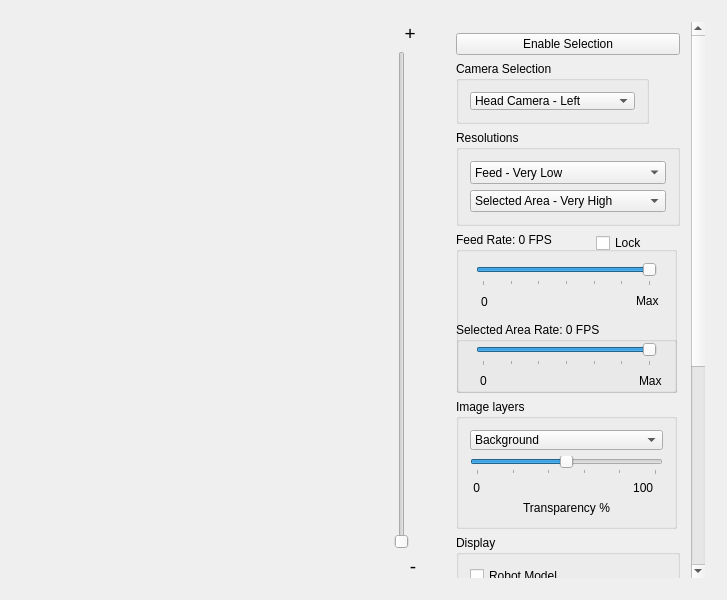
The window that vigir_ocs_camera_viewer_custom/src/ui/camera_viewer_custom_widget.ui (team-vigir/vigir_ocs_common) describes before a commit, drawn with Qt 5.
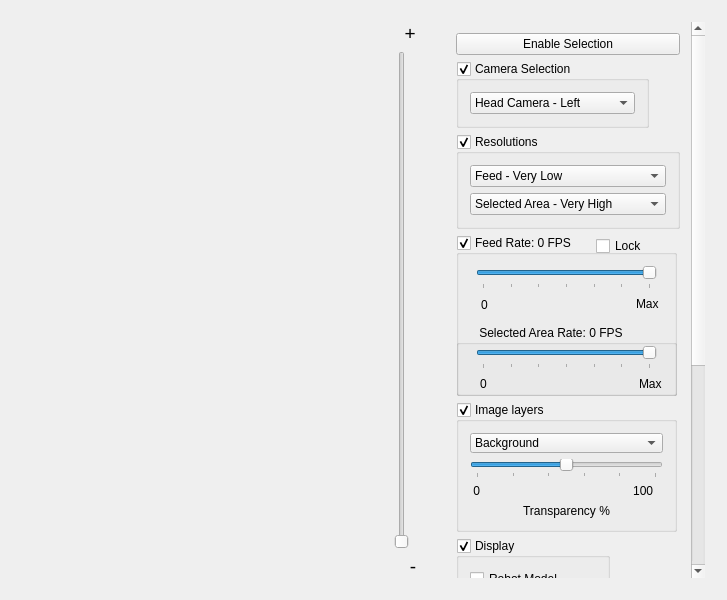
The same window after the commit. Custom widgets are drawn as their Qt base class.

Commit message: The camera viewer custom now highlights until area is actually selected

What changed in the file:
```diff
--- a/vigir_ocs_camera_viewer_custom/src/ui/camera_viewer_custom_widget.ui
+++ b/vigir_ocs_camera_viewer_custom/src/ui/camera_viewer_custom_widget.ui
@@ -147,6 +147,12 @@
            <height>895</height>
           </rect>
          </property>
+         <property name="sizePolicy">
+          <sizepolicy hsizetype="Expanding" vsizetype="Expanding">
+           <horstretch>0</horstretch>
+           <verstretch>0</verstretch>
+          </sizepolicy>
+         </property>
          <layout class="QVBoxLayout" name="verticalLayout_2">
           <item>
            <widget class="QPushButton" name="toggleButton">
@@ -159,14 +165,14 @@
            <widget class="QGroupBox" name="Selection_3">
             <property name="sizePolicy">
              <sizepolicy hsizetype="Maximum" vsizetype="Maximum">
-              <horstretch>0</horstretch>
-              <verstretch>0</verstretch>
+              <horstretch>191</horstretch>
+              <verstretch>63</verstretch>
              </sizepolicy>
             </property>
             <property name="minimumSize">
              <size>
-              <width>191</width>
-              <height>63</height>
+              <width>0</width>
+              <height>0</height>
              </size>
             </property>
             <property name="maximumSize">
@@ -181,11 +187,14 @@
             <property name="alignment">
              <set>Qt::AlignLeading|Qt::AlignLeft|Qt::AlignTop</set>
             </property>
-            <layout class="QGridLayout" name="gridLayout">
+            <property name="checkable">
+             <bool>true</bool>
+            </property>
+            <layout class="QVBoxLayout" name="verticalLayout_7">
              <property name="sizeConstraint">
               <enum>QLayout::SetMaximumSize</enum>
              </property>
-             <item row="0" column="0">
+             <item>
               <widget class="QComboBox" name="comboBox_7">
                <property name="enabled">
                 <bool>true</bool>
@@ -240,8 +249,8 @@
             </property>
             <property name="minimumSize">
              <size>
-              <width>224</width>
-              <height>96</height>
+              <width>0</width>
+              <height>0</height>
              </size>
             </property>
             <property name="maximumSize">
@@ -256,52 +265,14 @@
             <property name="alignment">
              <set>Qt::AlignLeading|Qt::AlignLeft|Qt::AlignTop</set>
             </property>
-            <layout class="QGridLayout" name="gridLayout_2">
+            <property name="checkable">
+             <bool>true</bool>
+            </property>
+            <layout class="QVBoxLayout" name="verticalLayout_6">
              <property name="sizeConstraint">
               <enum>QLayout::SetMaximumSize</enum>
              </property>
-             <item row="1" column="0">
-              <widget class="QComboBox" name="comboBox_8">
-               <property name="sizePolicy">
-                <sizepolicy hsizetype="Maximum" vsizetype="Maximum">
-                 <horstretch>0</horstretch>
-                 <verstretch>0</verstretch>
-                </sizepolicy>
-               </property>
-               <property name="maximumSize">
-                <size>
-                 <width>198</width>
-                 <height>27</height>
-                </size>
-               </property>
-               <item>
-                <property name="text">
-                 <string>Selected Area - Very High</string>
-                </property>
-               </item>
-               <item>
-                <property name="text">
-                 <string>Selected Area - High</string>
-                </property>
-               </item>
-               <item>
-                <property name="text">
-                 <string>Selected Area - Medium</string>
-                </property>
-               </item>
-               <item>
-                <property name="text">
-                 <string>Selected Area - Low</string>
-                </property>
-               </item>
-               <item>
-                <property name="text">
-                 <string>Selected Area - Very Low</string>
-                </property>
-               </item>
-              </widget>
-             </item>
-             <item row="0" column="0">
+             <item>
               <widget class="QComboBox" name="comboBox_9">
                <property name="sizePolicy">
                 <sizepolicy hsizetype="Maximum" vsizetype="Maximum">
@@ -345,6 +316,47 @@
                </item>
               </widget>
              </item>
+             <item>
+              <widget class="QComboBox" name="comboBox_8">
+               <property name="sizePolicy">
+                <sizepolicy hsizetype="Maximum" vsizetype="Maximum">
+                 <horstretch>0</horstretch>
+                 <verstretch>0</verstretch>
+                </sizepolicy>
+               </property>
+               <property name="maximumSize">
+                <size>
+                 <width>198</width>
+                 <height>27</height>
+                </size>
+               </property>
+               <item>
+                <property name="text">
+                 <string>Selected Area - Very High</string>
+                </property>
+               </item>
+               <item>
+                <property name="text">
+                 <string>Selected Area - High</string>
+                </property>
+               </item>
+               <item>
+                <property name="text">
+                 <string>Selected Area - Medium</string>
+                </property>
+               </item>
+               <item>
+                <property name="text">
+                 <string>Selected Area - Low</string>
+                </property>
+               </item>
+               <item>
+                <property name="text">
+                 <string>Selected Area - Very Low</string>
+                </property>
+               </item>
+              </widget>
+             </item>
             </layout>
            </widget>
           </item>
@@ -358,7 +370,7 @@
             </property>
             <property name="minimumSize">
              <size>
-              <width>221</width>
+              <width>0</width>
               <height>161</height>
              </size>
             </property>
@@ -374,6 +386,9 @@
             <property name="alignment">
              <set>Qt::AlignLeading|Qt::AlignLeft|Qt::AlignTop</set>
             </property>
+            <property name="checkable">
+             <bool>true</bool>
+            </property>
             <widget class="QSlider" name="horizontalSlider_2">
              <property name="geometry">
               <rect>
@@ -506,7 +521,7 @@
              </property>
              <property name="minimumSize">
               <size>
-               <width>221</width>
+               <width>0</width>
                <height>71</height>
               </size>
              </property>
@@ -517,7 +532,7 @@
               </size>
              </property>
              <property name="title">
-              <string>Selected Area Rate: 0 FPS</string>
+              <string>       Selected Area Rate: 0 FPS</string>
              </property>
              <widget class="QWidget" name="widget_4" native="true">
               <property name="geometry">
@@ -660,14 +675,14 @@
            <widget class="QGroupBox" name="groupBox">
             <property name="sizePolicy">
              <sizepolicy hsizetype="Maximum" vsizetype="Maximum">
-              <horstretch>221</horstretch>
-              <verstretch>120</verstretch>
+              <horstretch>0</horstretch>
+              <verstretch>0</verstretch>
              </sizepolicy>
             </property>
             <property name="minimumSize">
              <size>
-              <width>221</width>
-              <height>130</height>
+              <width>0</width>
+              <height>0</height>
              </size>
             </property>
             <property name="maximumSize">
@@ -679,6 +694,9 @@
             <property name="title">
              <string>Image layers</string>
             </property>
+            <property name="checkable">
+             <bool>true</bool>
+            </property>
             <layout class="QVBoxLayout" name="verticalLayout">
              <item>
               <widget class="QComboBox" name="comboBox">
@@ -779,9 +797,18 @@
           </item>
           <item>
            <widget class="QGroupBox" name="groupBox_3">
+            <property name="sizePolicy">
+             <sizepolicy hsizetype="Maximum" vsizetype="Maximum">
+              <horstretch>0</horstretch>
+              <verstretch>0</verstretch>
+             </sizepolicy>
+            </property>
             <property name="title">
              <string>Display</string>
             </property>
+            <property name="checkable">
+             <bool>true</bool>
+            </property>
             <layout class="QVBoxLayout" name="verticalLayout_3">
              <item>
               <widget class="QCheckBox" name="robot_model">
```
Left out of the diff: 7 changed lines with no effect on the pictures. The commit also changes 8 other files.
